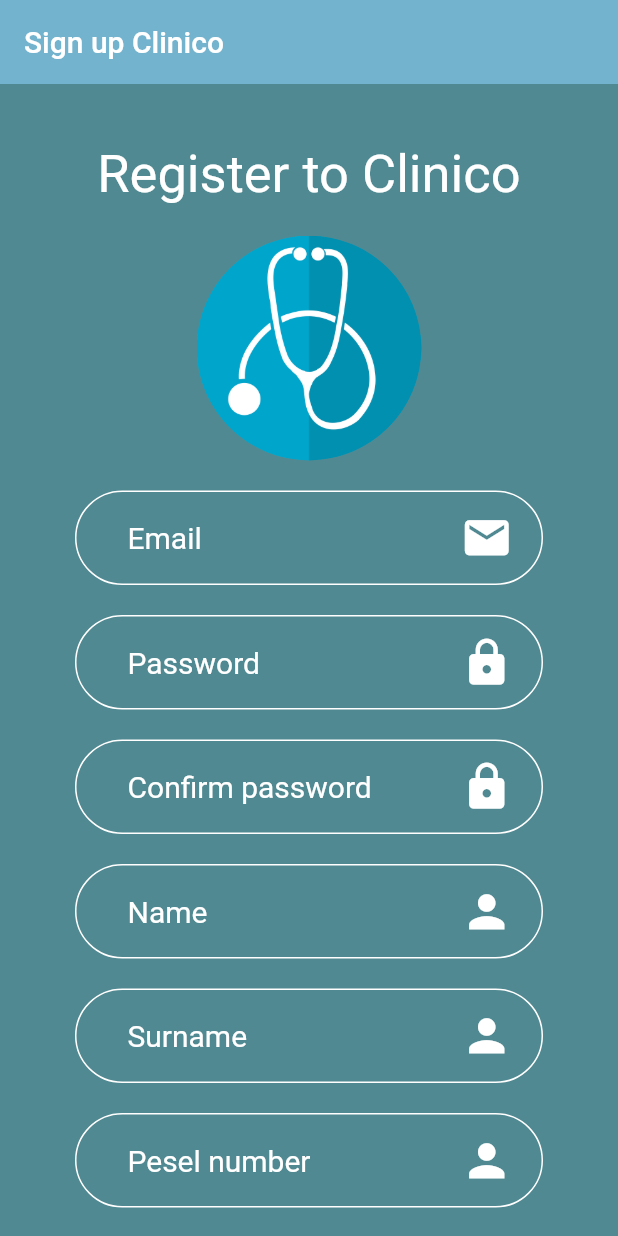
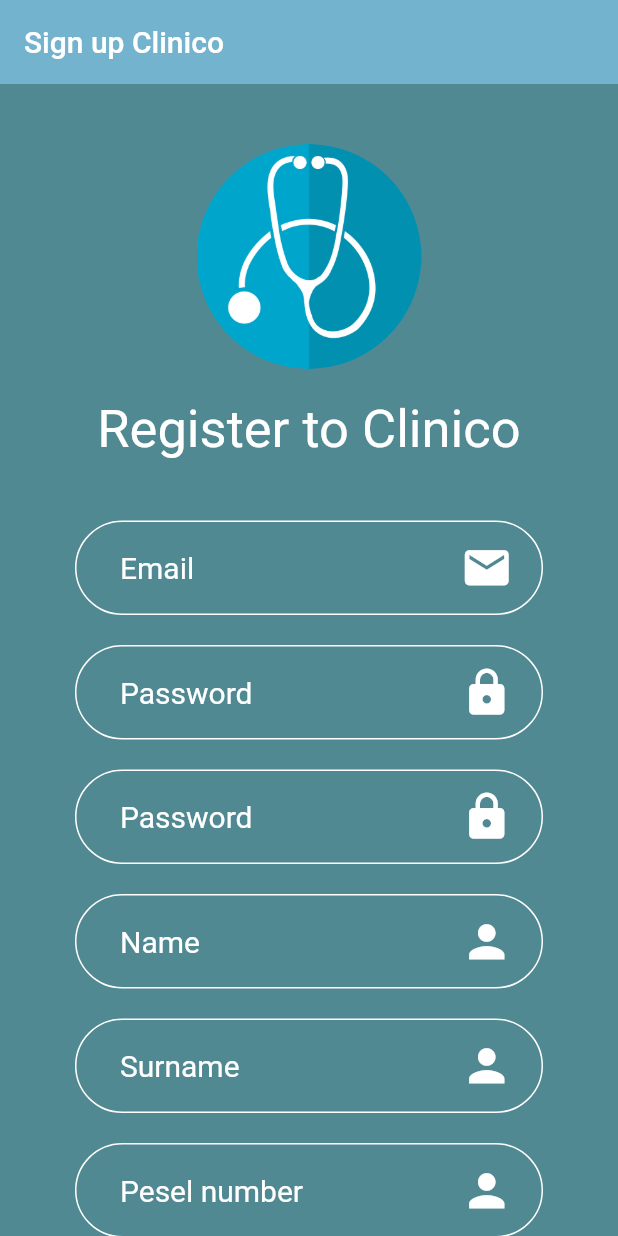
Before and after one commit to Eciric/Clinico, a Flutter app: the screen it shows after launch, after a tap on "Login", after a tap on "Sign up", on a phone screen of 412 x 824 dp. Run offline on Flutter 3.47's test engine with Material 2 defaults, Android fonts, the phone set to English and light mode, and no system bars; our stand-ins replace cloud_firestore, firebase_auth, firebase_core, flutter_spinkit; accounts and stored records are empty.

Commit message:
Login and register small details + images for background in assets folder

```diff
--- a/lib/screens/authenticate/register.dart
+++ b/lib/screens/authenticate/register.dart
@@ -48,14 +48,6 @@ class _RegisterState extends State<Register> {
                   child: Column(
                     children: <Widget>[
                       SizedBox(height: 20.0),
-                      Text(
-                        'Register to Clinico',
-                        style: TextStyle(
-                          fontSize: 35,
-                          color: Colors.white,
-                        ),
-                      ),
-                      SizedBox(height: 20.0),
                       Container(
                         height: 150.0,
                         width: 150.0,
@@ -68,6 +60,14 @@ class _RegisterState extends State<Register> {
                         ),
                       ),
                       SizedBox(height: 20.0),
+                      Text(
+                        'Register to Clinico',
+                        style: TextStyle(
+                          fontSize: 35,
+                          color: Colors.white,
+                        ),
+                      ),
+                      SizedBox(height: 40.0),
                       TextFormField(
                         style: TextStyle(color: Colors.white, fontSize: 20),
                         decoration: MyDecoration.textInputDecoration.copyWith(
@@ -103,7 +103,7 @@ class _RegisterState extends State<Register> {
                       TextFormField(
                         style: TextStyle(color: Colors.white, fontSize: 20),
                         decoration: MyDecoration.textInputDecoration.copyWith(
-                          hintText: 'Confirm password',
+                          hintText: 'Password',
                           suffixIcon: Padding(
                               padding: EdgeInsets.symmetric(horizontal: 20),
                               child: Icon(Icons.lock,
--- a/lib/screens/authenticate/sign_in.dart
+++ b/lib/screens/authenticate/sign_in.dart
@@ -44,14 +44,7 @@ class _SignInState extends State<SignIn> {
                       SizedBox(
                         height: 20.0,
                       ),
-                      Text(
-                        'Login to Clinico',
-                        style: TextStyle(
-                          fontSize: 35,
-                          color: Colors.white,
-                        ),
-                      ),
-                      SizedBox(height: 20.0),
+                      SizedBox(height: 0.0),
                       Container(
                         height: 150.0,
                         width: 150.0,
@@ -64,6 +57,14 @@ class _SignInState extends State<SignIn> {
                         ),
                       ),
                       SizedBox(height: 20.0),
+                      Text(
+                        'Login to Clinico',
+                        style: TextStyle(
+                          fontSize: 35,
+                          color: Colors.white,
+                        ),
+                      ),
+                      SizedBox(height: 50.0),
                       TextFormField(
                         style: TextStyle(color: Colors.white, fontSize: 20),
                         decoration: MyDecoration.textInputDecoration.copyWith(
--- a/lib/style/inputdecoration.dart
+++ b/lib/style/inputdecoration.dart
@@ -6,7 +6,7 @@ abstract class MyDecoration {
     hintStyle: TextStyle(color: Colors.white, fontSize: 20),
     fillColor: MyColors.steelTeal,
     filled: true,
-    contentPadding: EdgeInsets.symmetric(vertical: 20, horizontal: 35),
+    contentPadding: EdgeInsets.symmetric(vertical: 20, horizontal: 30),
     enabledBorder: OutlineInputBorder(
         borderSide: BorderSide(width: 1, color: Colors.white),
         borderRadius: BorderRadius.circular(90)),
```
Also changed, not shown: assets/images/rysunek.png (added), assets/images/rysunek.svg (added).
